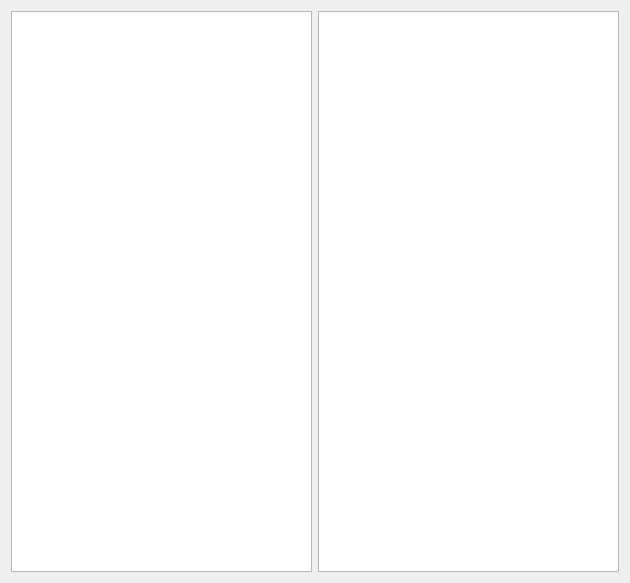
Qt form Sources/Engine46Editor/Engine46FileEditor.ui (yuuxuu/Engine46) before a commit.
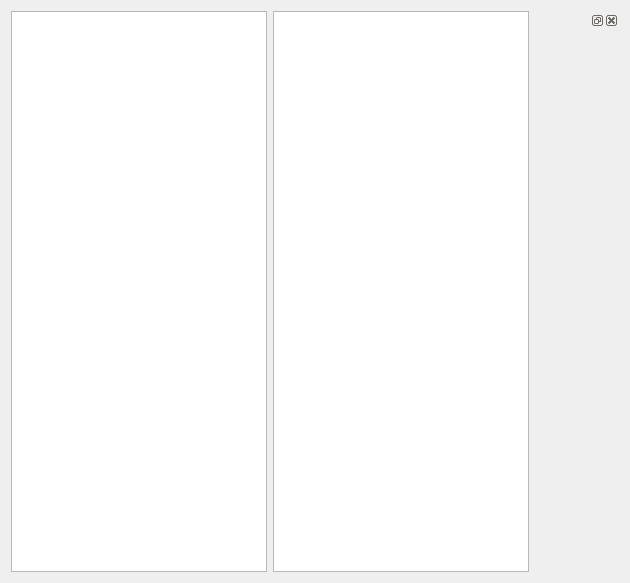
The same form after that commit.

What changed in the file:
```diff
--- a/Sources/Engine46Editor/Engine46FileEditor.ui
+++ b/Sources/Engine46Editor/Engine46FileEditor.ui
@@ -20,6 +20,11 @@
    <item>
     <widget class="QListView" name="listView"/>
    </item>
+   <item>
+    <widget class="QDockWidget" name="dockWidget">
+     <widget class="QWidget" name="dockWidgetContents"/>
+    </widget>
+   </item>
   </layout>
  </widget>
  <resources/>
```
